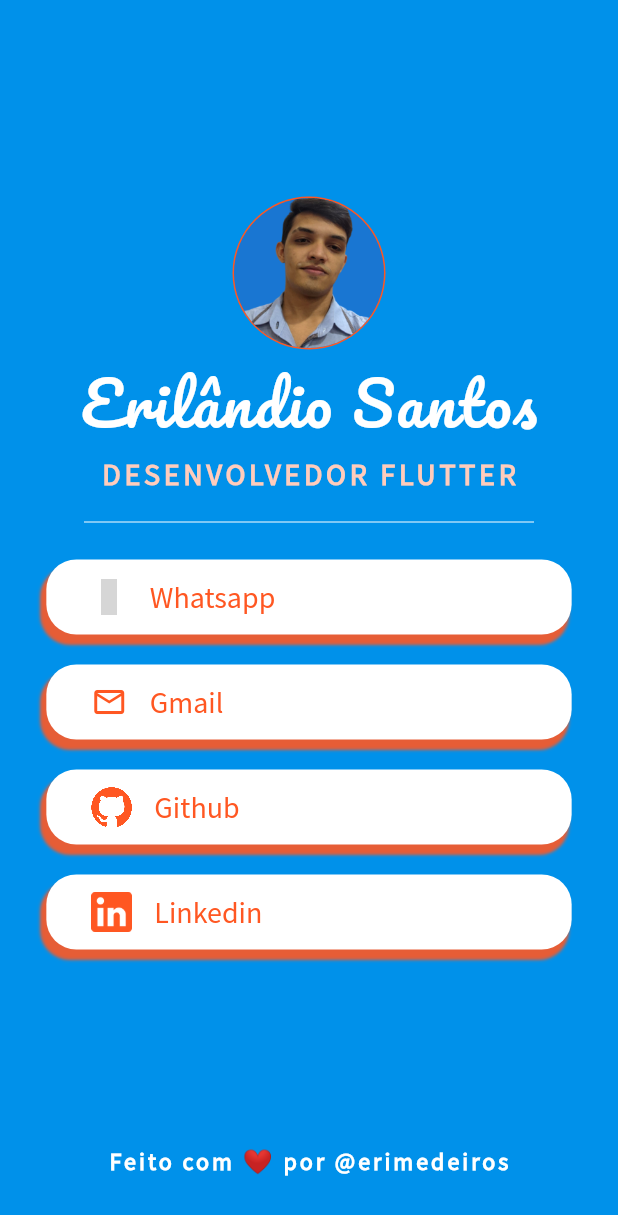
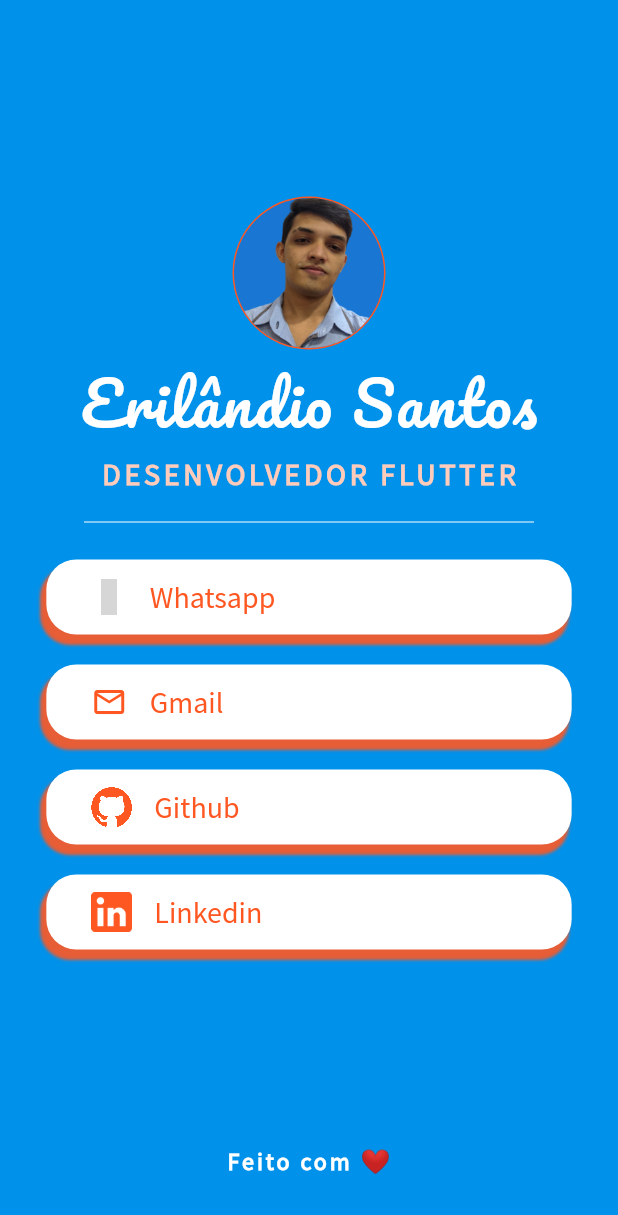
Before and after one commit to e-medeiros1/card_app, a Flutter app: the screen it shows after launch, after a tap on "Whatsapp", on a phone screen of 412 x 824 dp. Shown: the top 1215 px of the screen. Run offline on Flutter 3.47's test engine with Material 2 defaults, Android fonts, the phone set to English and light mode, and no system bars; our stand-ins replace get; statements that could not run were skipped; grey boxes are pictures that could not be loaded.

```diff
--- a/lib/app/controllers/card_controller.dart
+++ b/lib/app/controllers/card_controller.dart
@@ -1,38 +1,31 @@
-import 'package:flutter_dotenv/flutter_dotenv.dart';
 import 'package:get/get.dart';
 import 'package:url_launcher/url_launcher.dart';
 
 class CardController extends GetxController {
-  loadEnv() async {
-    await dotenv.load(fileName: '.env');
-  }
-
-  final Rx<Uri> toWhatsapp = Uri(
+  final toWhatsapp = Uri(
     scheme: 'https',
     host: 'wa.me',
-    path: dotenv.env['WHATSAPP'],
+    path: '559981173168',
   ).obs;
 
-  final Rx<Uri> toEmail = Uri(
+  final toEmail = Uri(
     scheme: 'mailto',
-    path: dotenv.env['EMAIL'],
+    path: 'hsymetry@gmail.com',
   ).obs;
 
-  final Rx<Uri> toGithub = Uri(
+  final toGithub = Uri(
     scheme: 'https',
     host: 'www.github.com',
-    path: dotenv.env['GITHUB'],
+    path: '/e-medeiros1/',
   ).obs;
 
-  final Rx<Uri> toLinkedin = Uri(
-          scheme: 'https',
-          host: 'www.linkedin.com',
-          path: dotenv.env['LINKEDIN'])
-      .obs;
+  final toLinkedin =
+      Uri(scheme: 'https', host: 'www.linkedin.com', path: '/in/erimedeiros/')
+          .obs;
 
   Future<void> launchWhatsapp(var url) async {
     if (!await launchUrl(
-      url,
+      Uri.parse(url.toString()),
       mode: LaunchMode.externalNonBrowserApplication,
     )) {
       throw 'Could not launch $url';
@@ -41,7 +34,7 @@ class CardController extends GetxController {
 
   Future<void> launchInMail(var url) async {
     if (!await launchUrl(
-      url,
+      Uri.parse(url.toString()),
       mode: LaunchMode.platformDefault,
     )) {
       throw 'Could not launch $url';
@@ -50,7 +43,7 @@ class CardController extends GetxController {
 
   Future<void> launchInWeb(var url) async {
     if (!await launchUrl(
-      url,
+      Uri.parse(url.toString()),
       mode: LaunchMode.externalApplication,
     )) {
       throw 'Could not launch $url';
--- a/lib/app/pages/home/home_page.dart
+++ b/lib/app/pages/home/home_page.dart
@@ -18,9 +18,7 @@ class _HomePageState extends State<HomePage> {
   Widget build(BuildContext context) {
     return Scaffold(
       backgroundColor: Colors.lightBlueAccent.shade700,
-      body: GetX<CardController>(
-        init: CardController(),
-        builder: (controller) => Column(
+      body: Column(
         mainAxisAlignment: MainAxisAlignment.center,
         crossAxisAlignment: CrossAxisAlignment.center,
         children: [
@@ -62,7 +60,7 @@ class _HomePageState extends State<HomePage> {
           //Whatsapp
           GestureDetector(
             onTap: () {
-                controller.launchWhatsapp(controller.toWhatsapp);
+              instance.launchWhatsapp(instance.toWhatsapp);
             },
             child: Containers(
                 text: 'Whatsapp',
@@ -75,7 +73,7 @@ class _HomePageState extends State<HomePage> {
           //Gmail
           GestureDetector(
             onTap: () {
-                controller.launchInMail(controller.toEmail);
+              instance.launchInMail(instance.toEmail);
             },
             child: Containers(
                 text: 'Gmail',
@@ -97,14 +95,14 @@ class _HomePageState extends State<HomePage> {
                   filterQuality: FilterQuality.high,
                 )),
             onTap: () {
-                controller.launchInWeb(controller.toGithub);
+              instance.launchInWeb(instance.toGithub);
             },
           ),
           const SizedBox(height: 20),
           //Linkedin
           GestureDetector(
             onTap: () {
-                controller.launchInWeb(controller.toLinkedin);
+              instance.launchInWeb(instance.toLinkedin);
             },
             child: Containers.image(
               text: 'Linkedin',
@@ -119,7 +117,7 @@ class _HomePageState extends State<HomePage> {
           //Footer
           const Padding(
             padding: EdgeInsets.only(bottom: 40),
-              child: Text('Feito com ❤️ por @erimedeiros',
+            child: Text('Feito com ❤️',
                 style: TextStyle(
                     fontFamily: 'SourceSansPro',
                     fontSize: 16,
@@ -129,7 +127,6 @@ class _HomePageState extends State<HomePage> {
           ),
         ],
       ),
-      ),
     );
   }
 }
--- a/lib/main.dart
+++ b/lib/main.dart
@@ -3,5 +3,7 @@ import 'package:flutter/material.dart';
 import 'app/card_app.dart';
 
 main() {
-  runApp(const CardApp());
+  runApp(
+    const CardApp(),
+  );
 }
--- a/pubspec.yaml
+++ b/pubspec.yaml
@@ -35,7 +35,6 @@ dependencies:
   # Use with the CupertinoIcons class for iOS style icons.
   get: ^4.6.5
   url_launcher: ^6.1.4
-  flutter_dotenv: ^5.0.2
 
 dev_dependencies:
   flutter_test:
@@ -62,7 +61,6 @@ flutter:
   # To add assets to your application, add an assets section, like this:
   assets:
     - assets/images/
-    - .env/
 
 
   # An image asset can refer to one or more resolution-specific "variants", see
```
Also changed, not shown: pubspec.lock, 30 other files. Lines whose indentation alone changed are shown as unchanged.
